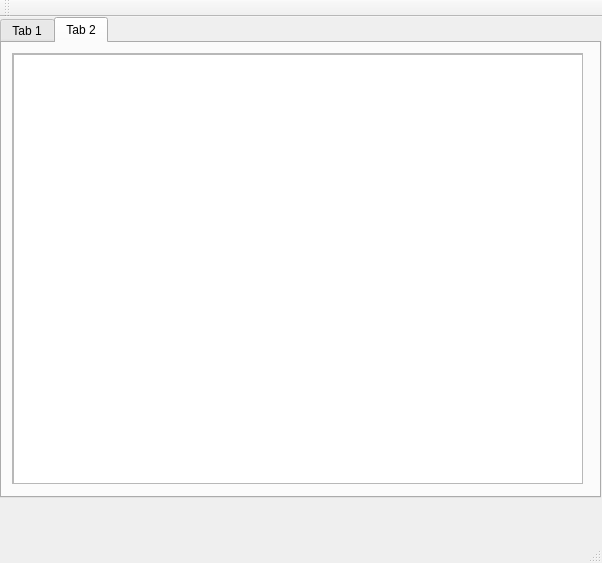
The window that course_project/system_info/mainwindow.ui (BSUIR450503/450503_turok) describes before a commit, drawn with Qt 5.
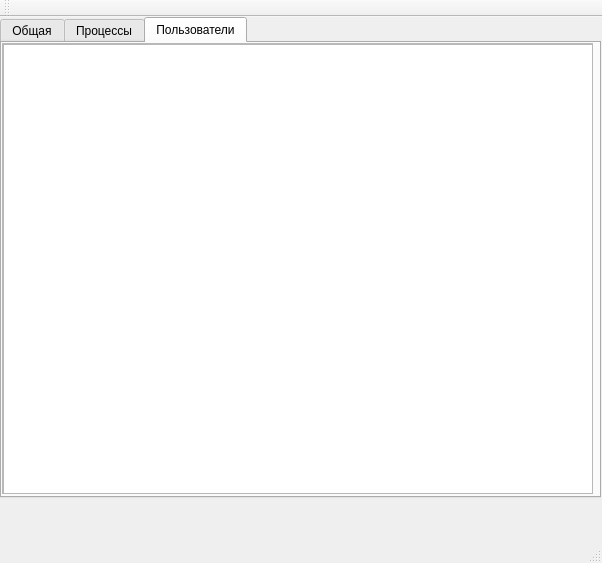
The same window after the commit. The open tabs and pages were chosen to show the change.

```diff
--- a/course_project/system_info/mainwindow.ui
+++ b/course_project/system_info/mainwindow.ui
@@ -10,6 +10,12 @@
     <height>563</height>
    </rect>
   </property>
+  <property name="sizePolicy">
+   <sizepolicy hsizetype="Preferred" vsizetype="Preferred">
+    <horstretch>0</horstretch>
+    <verstretch>0</verstretch>
+   </sizepolicy>
+  </property>
   <property name="windowTitle">
    <string>MainWindow</string>
   </property>
@@ -28,7 +34,7 @@
     </property>
     <widget class="QWidget" name="tab">
      <attribute name="title">
-      <string>Tab 1</string>
+      <string>Общая</string>
      </attribute>
      <widget class="QTableWidget" name="tableWidget">
       <property name="geometry">
@@ -94,7 +100,7 @@
     </widget>
     <widget class="QWidget" name="tab_2">
      <attribute name="title">
-      <string>Tab 2</string>
+      <string>Процессы</string>
      </attribute>
      <widget class="QScrollArea" name="scrollArea">
       <property name="geometry">
@@ -130,7 +136,7 @@
          <bool>true</bool>
         </property>
         <property name="cornerButtonEnabled">
-         <bool>false</bool>
+         <bool>true</bool>
         </property>
         <property name="rowCount">
          <number>0</number>
@@ -144,8 +150,63 @@
         <attribute name="verticalHeaderVisible">
          <bool>false</bool>
         </attribute>
-        <column/>
-        <column/>
+        <column>
+         <property name="text">
+          <string>Процесс</string>
+         </property>
+        </column>
+        <column>
+         <property name="text">
+          <string>ID</string>
+         </property>
+        </column>
+       </widget>
+      </widget>
+     </widget>
+    </widget>
+    <widget class="QWidget" name="tab_3">
+     <attribute name="title">
+      <string>Пользователи</string>
+     </attribute>
+     <widget class="QScrollArea" name="scrollArea_2">
+      <property name="geometry">
+       <rect>
+        <x>0</x>
+        <y>0</y>
+        <width>591</width>
+        <height>451</height>
+       </rect>
+      </property>
+      <property name="widgetResizable">
+       <bool>true</bool>
+      </property>
+      <widget class="QWidget" name="scrollAreaWidgetContents_2">
+       <property name="geometry">
+        <rect>
+         <x>0</x>
+         <y>0</y>
+         <width>589</width>
+         <height>449</height>
+        </rect>
+       </property>
+       <widget class="QTableWidget" name="users_table">
+        <property name="geometry">
+         <rect>
+          <x>0</x>
+          <y>0</y>
+          <width>591</width>
+          <height>451</height>
+         </rect>
+        </property>
+        <property name="editTriggers">
+         <set>QAbstractItemView::NoEditTriggers</set>
+        </property>
+        <attribute name="horizontalHeaderVisible">
+         <bool>false</bool>
+        </attribute>
+        <attribute name="verticalHeaderVisible">
+         <bool>false</bool>
+        </attribute>
        </widget>
       </widget>
      </widget>
```
Left out of the diff: 7 changed lines with no effect on the pictures.
